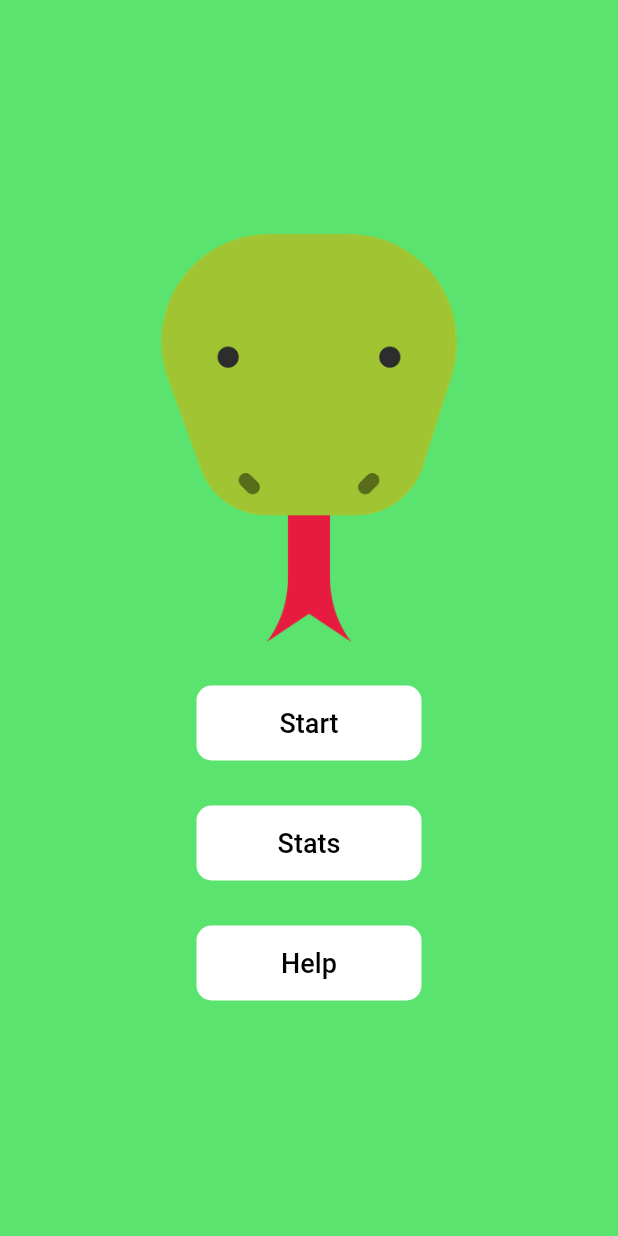
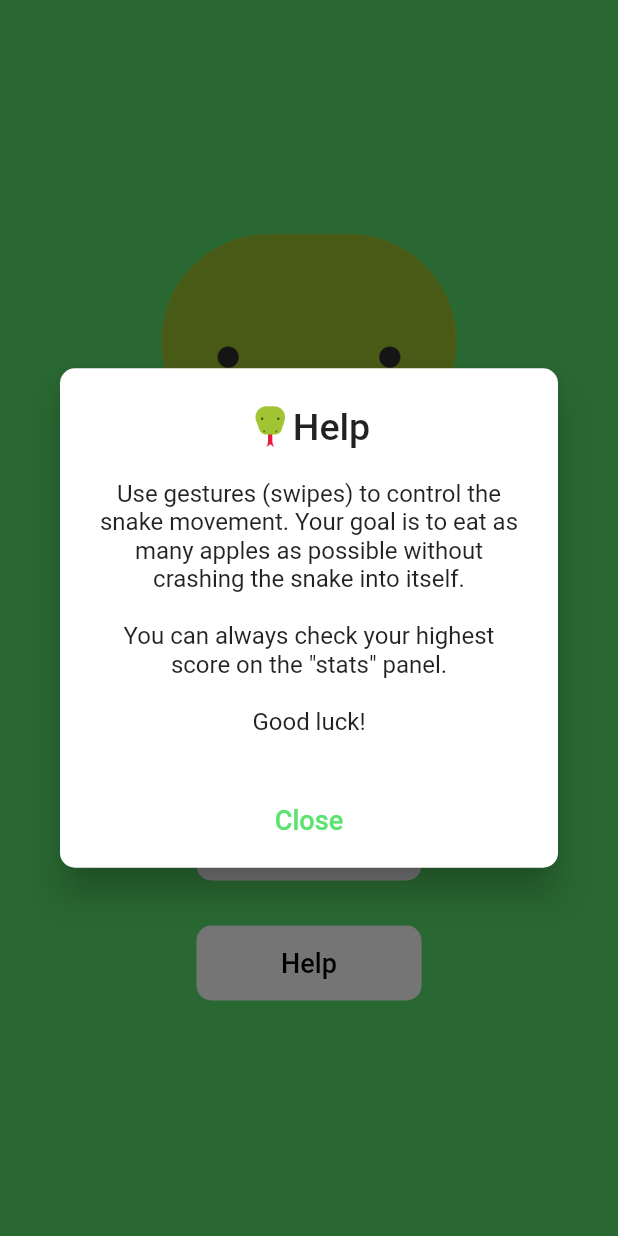
Before and after one commit to fmata97/HS-Recruitment-AppDevProject, a Flutter app: the screen it shows after launch, after a tap on "Help", on a phone screen of 412 x 824 dp. Run offline on Flutter 3.47's test engine with Material 2 defaults, Android fonts, the phone set to English and light mode, and no system bars; our stand-ins replace animated_splash_screen, shared_preferences.

Commit message:
Added a splash screen. Implemented Stats and Help

```diff
--- a/lib/GameMenu.dart
+++ b/lib/GameMenu.dart
@@ -1,4 +1,5 @@
 import 'package:flutter/material.dart';
+import 'package:shared_preferences/shared_preferences.dart';
 import 'Game.dart';
 
 class GameMenu extends StatefulWidget {
@@ -9,11 +10,106 @@ class GameMenu extends StatefulWidget {
 }
 
 class GameMenuState extends State<GameMenu> {
+  Future<int> getHighScore() async {
+    final prefs = await SharedPreferences.getInstance();
+
+    return (prefs.getInt("score") ?? 0);
+  }
+
   void _pushGame() {
     Navigator.of(context)
         .push(MaterialPageRoute(builder: (BuildContext context) {
       return Game();
     }));
+  }
+
+  void _showStats() {
+    getHighScore().then(
+      (score) {
+        showDialog(
+            context: context,
+            builder: ((BuildContext context) {
+              return AlertDialog(
+                title: Row(
+                  mainAxisAlignment: MainAxisAlignment.center,
+                  children: const [
+                    Icon(
+                      Icons.leaderboard_rounded,
+                      color: Colors.lightBlue,
+                    ),
+                    Padding(
+                      padding: EdgeInsets.only(left: 6),
+                      child: Text(
+                        "Stats",
+                        style: TextStyle(fontSize: 25),
+                      ),
+                    )
+                  ],
+                ),
+                content:
+                    Text('Highest Score: $score', textAlign: TextAlign.center),
+                actionsAlignment: MainAxisAlignment.center,
+                actions: <Widget>[
+                  TextButton(
+                    onPressed: () {
+                      Navigator.of(context).pop();
+                    },
+                    child: const Text(
+                      'Close',
+                      style: TextStyle(
+                          color: Color.fromARGB(255, 90, 227, 110),
+                          fontSize: 18),
+                    ),
+                  )
+                ],
+                elevation: 10,
+                shape: RoundedRectangleBorder(
+                    borderRadius: BorderRadius.circular(10)),
+              );
+            }));
+      },
+    );
+  }
+
+  void _showHelp() {
+    showDialog(
+        context: context,
+        builder: ((BuildContext context) {
+          return AlertDialog(
+            title: Row(
+              mainAxisAlignment: MainAxisAlignment.center,
+              children: [
+                Image.asset(
+                  "assets/images/snake.png",
+                  width: 30,
+                ),
+                const Text(
+                  "Help",
+                  style: TextStyle(fontSize: 25),
+                )
+              ],
+            ),
+            content: const Text(
+                'Use gestures (swipes) to control the snake movement. Your goal is to eat as many apples as possible without crashing the snake into itself.\n\nYou can always check your highest score on the "stats" panel.\n\nGood luck!',
+                textAlign: TextAlign.center),
+            actionsAlignment: MainAxisAlignment.center,
+            actions: <Widget>[
+              TextButton(
+                onPressed: () {
+                  Navigator.of(context).pop();
+                },
+                child: const Text(
+                  'Close',
+                  style: TextStyle(
+                      color: Color.fromARGB(255, 90, 227, 110), fontSize: 18),
+                ),
+              )
+            ],
+            elevation: 10,
+            shape:
+                RoundedRectangleBorder(borderRadius: BorderRadius.circular(10)),
+          );
+        }));
   }
 
   @override
@@ -48,7 +144,7 @@ class GameMenuState extends State<GameMenu> {
                   Padding(
                     padding: const EdgeInsets.all(15.0),
                     child: TextButton(
-                      onPressed: (() {}),
+                      onPressed: _showStats,
                       style: TextButton.styleFrom(
                         backgroundColor: Colors.white,
                         shape: RoundedRectangleBorder(
@@ -64,7 +160,7 @@ class GameMenuState extends State<GameMenu> {
                   Padding(
                     padding: const EdgeInsets.all(15.0),
                     child: TextButton(
-                      onPressed: (() {}),
+                      onPressed: _showHelp,
                       style: TextButton.styleFrom(
                         backgroundColor: Colors.white,
                         shape: RoundedRectangleBorder(
--- a/lib/main.dart
+++ b/lib/main.dart
@@ -1,3 +1,4 @@
+import 'package:animated_splash_screen/animated_splash_screen.dart';
 import 'package:flutter/material.dart';
 import 'package:project/GameMenu.dart';
 import 'Game.dart';
@@ -10,7 +11,31 @@ class MyApp extends StatelessWidget {
   @override
   Widget build(BuildContext context) {
     return const MaterialApp(
-      home: GameMenu(),
+      home: HomeSplashScreen(),
     );
   }
 }
+
+class HomeSplashScreen extends StatelessWidget {
+  const HomeSplashScreen({super.key});
+
+  @override
+  Widget build(BuildContext context) {
+    return AnimatedSplashScreen(
+      splash: Column(children: [
+        Image.asset(
+          "assets/images/snake.png",
+          width: 300,
+        ),
+        const Text(
+          "Snake Game",
+          style: TextStyle(
+              fontSize: 40, fontWeight: FontWeight.bold, color: Colors.white),
+        )
+      ]),
+      backgroundColor: Color.fromARGB(255, 90, 227, 110),
+      splashIconSize: 500,
+      nextScreen: const GameMenu(),
+    );
+  }
+}
--- a/pubspec.yaml
+++ b/pubspec.yaml
@@ -36,6 +36,8 @@ dependencies:
   # The following adds the Cupertino Icons font to your application.
   # Use with the CupertinoIcons class for iOS style icons.
   cupertino_icons: ^1.0.2
+  animated_splash_screen: ^1.3.0
+  shared_preferences: ^2.0.15
 
 dev_dependencies:
   flutter_test:
```
Also changed, not shown: lib/Game.dart (+32 -3 lines), pubspec.lock, 1 other file.
